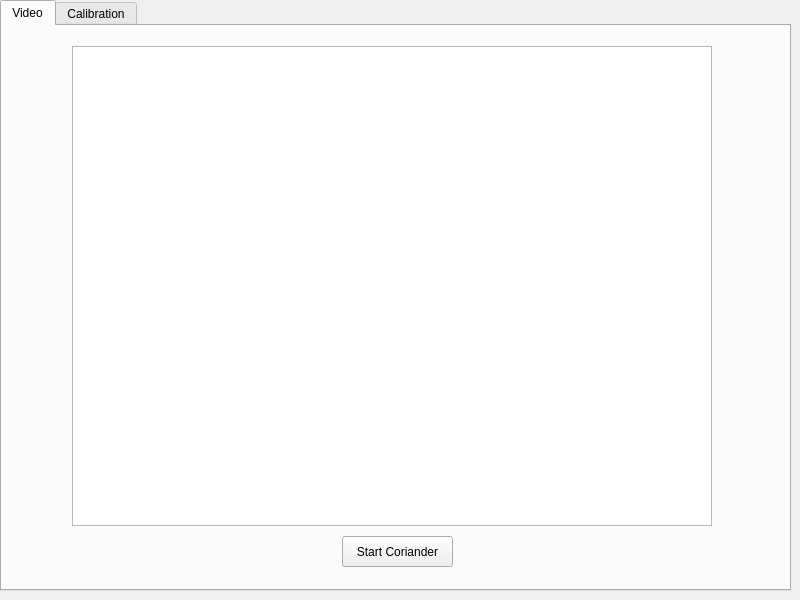
Old version of the form mrVision/src/mrVision/gui/mainGUI.ui in the repository NorthernStars/MR-Vision.
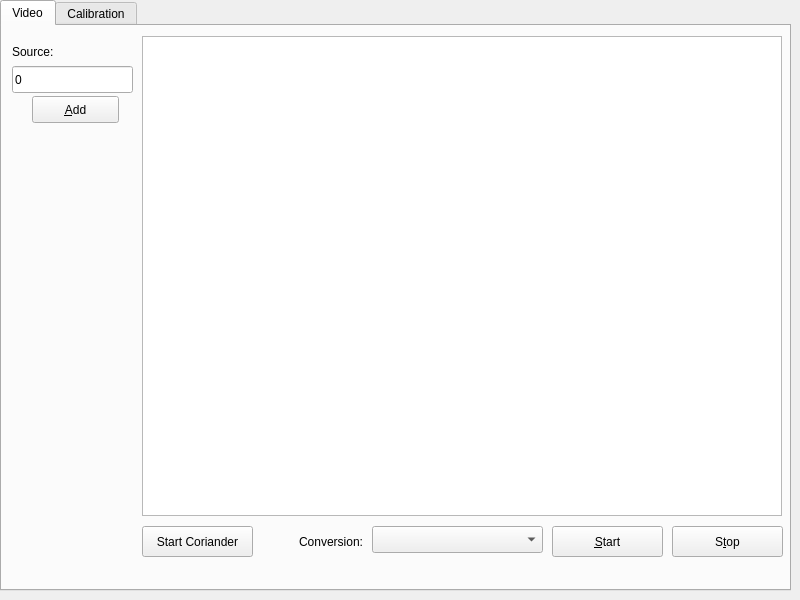
New version of the form.

Commit message: Addes displaying of video source.

The edit to the form file:
```diff
--- a/mrVision/src/mrVision/gui/mainGUI.ui
+++ b/mrVision/src/mrVision/gui/mainGUI.ui
@@ -32,8 +32,8 @@
     <widget class="QGraphicsView" name="imgVideo">
      <property name="geometry">
       <rect>
-       <x>70</x>
-       <y>20</y>
+       <x>140</x>
+       <y>10</y>
        <width>640</width>
        <height>480</height>
       </rect>
@@ -42,8 +42,8 @@
     <widget class="QPushButton" name="cmdCoriander">
      <property name="geometry">
       <rect>
-       <x>340</x>
-       <y>510</y>
+       <x>140</x>
+       <y>500</y>
        <width>111</width>
        <height>31</height>
       </rect>
@@ -52,6 +52,103 @@
       <string>Start Coriander</string>
      </property>
     </widget>
+    <widget class="QPushButton" name="cmdStopVideo">
+     <property name="geometry">
+      <rect>
+       <x>670</x>
+       <y>500</y>
+       <width>111</width>
+       <height>31</height>
+      </rect>
+     </property>
+     <property name="text">
+      <string>S&amp;top</string>
+     </property>
+    </widget>
+    <widget class="QPushButton" name="cmdStartVideo">
+     <property name="geometry">
+      <rect>
+       <x>550</x>
+       <y>500</y>
+       <width>111</width>
+       <height>31</height>
+      </rect>
+     </property>
+     <property name="text">
+      <string>&amp;Start</string>
+     </property>
+    </widget>
+    <widget class="QLineEdit" name="txtSource">
+     <property name="geometry">
+      <rect>
+       <x>10</x>
+       <y>40</y>
+       <width>121</width>
+       <height>27</height>
+      </rect>
+     </property>
+     <property name="text">
+      <string>0</string>
+     </property>
+    </widget>
+    <widget class="QLabel" name="lblSource">
+     <property name="geometry">
+      <rect>
+       <x>10</x>
+       <y>10</y>
+       <width>51</width>
+       <height>31</height>
+      </rect>
+     </property>
+     <property name="text">
+      <string>Source:</string>
+     </property>
+     <property name="alignment">
+      <set>Qt::AlignLeading|Qt::AlignLeft|Qt::AlignVCenter</set>
+     </property>
+    </widget>
+    <widget class="QPushButton" name="cmdAddSource">
+     <property name="geometry">
+      <rect>
+       <x>30</x>
+       <y>70</y>
+       <width>87</width>
+       <height>27</height>
+      </rect>
+     </property>
+     <property name="text">
+      <string>&amp;Add</string>
+     </property>
+    </widget>
+    <widget class="QComboBox" name="cmbConversion">
+     <property name="geometry">
+      <rect>
+       <x>370</x>
+       <y>500</y>
+       <width>171</width>
+       <height>27</height>
+      </rect>
+     </property>
+     <property name="maxVisibleItems">
+      <number>5</number>
+     </property>
+    </widget>
+    <widget class="QLabel" name="lblConversion">
+     <property name="geometry">
+      <rect>
+       <x>280</x>
+       <y>500</y>
+       <width>81</width>
+       <height>31</height>
+      </rect>
+     </property>
+     <property name="text">
+      <string>Conversion:</string>
+     </property>
+     <property name="alignment">
+      <set>Qt::AlignRight|Qt::AlignTrailing|Qt::AlignVCenter</set>
+     </property>
+    </widget>
    </widget>
    <widget class="QWidget" name="tab_2">
     <attribute name="title">
```
Left out of the diff: 3 changed lines with no effect on the pictures. The commit also changes 16 other files.
